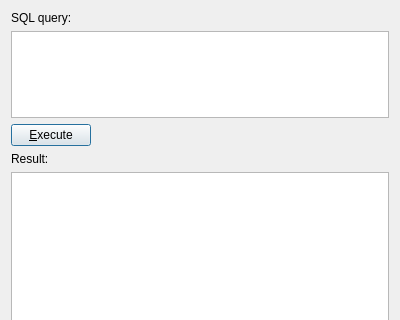
Above: DlgSqlWindow.ui from wonder-sk/postgis_manager before the change; both pictures show x 0 to 400 and y 0 to 320 of the 400 by 471 pixel window. Below: the same form after it.
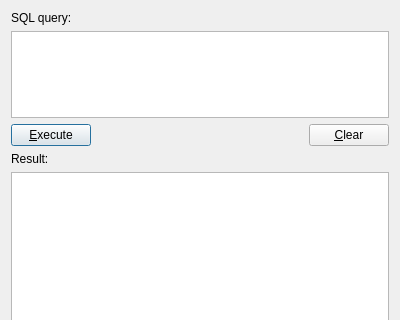
That is the form after the change.

The edit to the form file:
```diff
--- a/DlgSqlWindow.ui
+++ b/DlgSqlWindow.ui
@@ -52,6 +52,13 @@
        </property>
       </spacer>
      </item>
+     <item>
+      <widget class="QPushButton" name="btnClear" >
+       <property name="text" >
+        <string>&amp;Clear</string>
+       </property>
+      </widget>
+     </item>
     </layout>
    </item>
    <item>
```
Left out of the diff: 1 changed line with no effect on the pictures.
